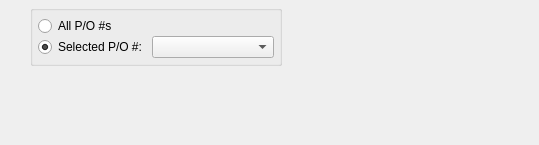
First picture: the form in xtuple/trunk/guiclient/displays/dspQuotesByCustomer.ui, repository WooodHead/xtuple, before the edit.
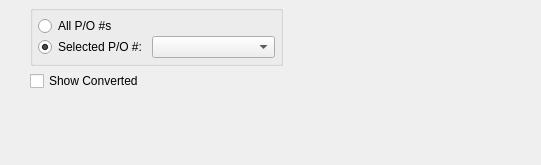
Second picture: the form after the edit. Custom widgets are drawn as their Qt base class.

Commit message: Issue #14045:add showConverted filter

Patch:
```diff
--- a/xtuple/trunk/guiclient/displays/dspQuotesByCustomer.ui
+++ b/xtuple/trunk/guiclient/displays/dspQuotesByCustomer.ui
@@ -13,8 +13,8 @@
    <rect>
     <x>0</x>
     <y>0</y>
-    <width>539</width>
-    <height>145</height>
+    <width>541</width>
+    <height>165</height>
    </rect>
   </property>
   <property name="windowTitle">
@@ -26,9 +26,6 @@
      <property name="spacing">
       <number>0</number>
      </property>
-     <property name="margin">
-      <number>0</number>
-     </property>
      <item>
       <widget class="CustCluster" name="_cust"/>
      </item>
@@ -55,9 +52,6 @@
      <property name="spacing">
       <number>5</number>
      </property>
-     <property name="margin">
-      <number>0</number>
-     </property>
      <item>
       <widget class="QGroupBox" name="ButtonGroup5">
        <property name="sizePolicy">
@@ -91,9 +85,6 @@
           <property name="spacing">
            <number>5</number>
           </property>
-          <property name="margin">
-           <number>0</number>
-          </property>
           <item>
            <widget class="QRadioButton" name="_selectedPO">
             <property name="text">
@@ -119,14 +110,18 @@
        </layout>
       </widget>
      </item>
+     <item>
+      <widget class="XCheckBox" name="_showConverted">
+       <property name="text">
+        <string>Show Converted</string>
+       </property>
+      </widget>
+     </item>
      <item>
       <layout class="QHBoxLayout">
        <property name="spacing">
         <number>0</number>
        </property>
-       <property name="margin">
-        <number>0</number>
-       </property>
        <item>
         <widget class="DateCluster" name="_dates"/>
        </item>
@@ -191,6 +186,11 @@
    <extends>QWidget</extends>
    <header>datecluster.h</header>
   </customwidget>
+  <customwidget>
+   <class>XCheckBox</class>
+   <extends>QCheckBox</extends>
+   <header>xcheckbox.h</header>
+  </customwidget>
   <customwidget>
    <class>XComboBox</class>
    <extends>QComboBox</extends>
```
The commit also changes 3 other files.
